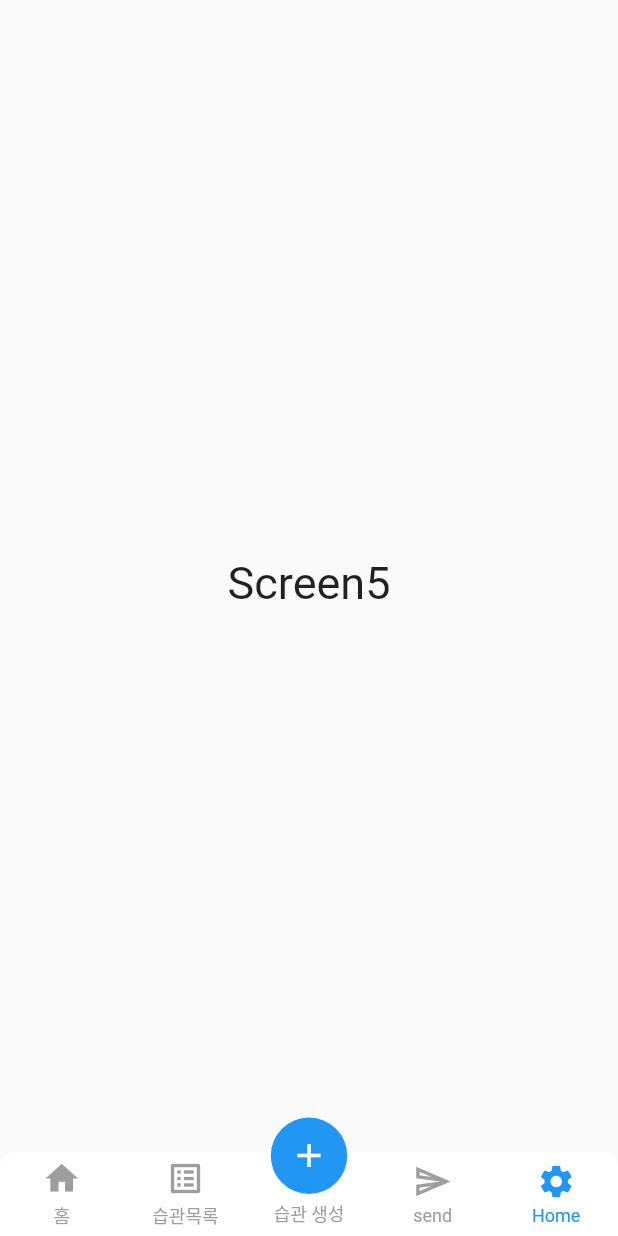
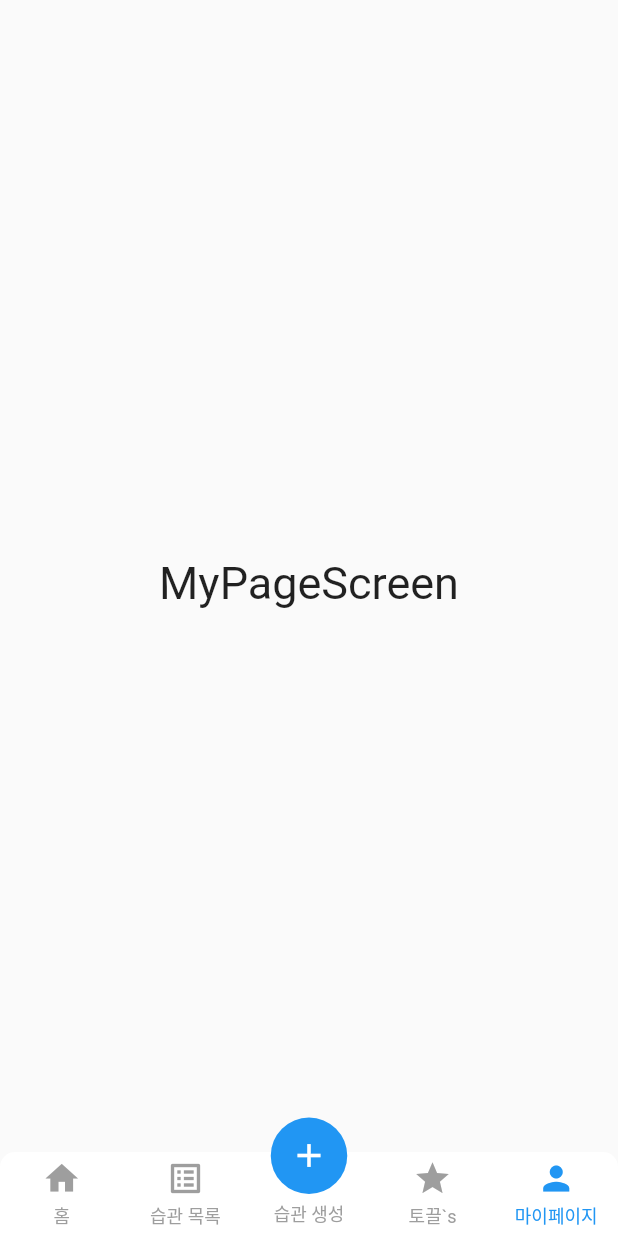
Before and after one commit to Cheetozzeong/TTT, a Flutter app: the BottomNavBar widget shown alone on an empty page, opened directly, item 5 of the bottom bar chosen, on a phone screen of 412 x 824 dp. Run offline on Flutter 3.47's test engine with Material 2 defaults, Android fonts, the light colour scheme and no system bars; drawn by our look-alikes of persistent_bottom_nav_bar; our stand-ins replace firebase_core, get; accounts and stored records are empty.

Commit message:
🔨: 분리 페이지 구조[S08P31A804-150]

```diff
--- a/tickle_tackle_tockle/lib/main.dart
+++ b/tickle_tackle_tockle/lib/main.dart
@@ -1,6 +1,11 @@
 import 'package:flutter/material.dart';
 import 'package:firebase_core/firebase_core.dart';
 import 'package:get/get.dart';
+import 'package:tickle_tackle_tockle/screen/habits/HabitsScreen.dart';
+import 'package:tickle_tackle_tockle/screen/home/HomeScreen.dart';
+import 'package:tickle_tackle_tockle/screen/login/login_screen.dart';
+import 'package:tickle_tackle_tockle/screen/mypage/MyPageScreen.dart';
+import 'package:tickle_tackle_tockle/screen/reward/RewardScreen.dart';
 import 'firebase_options.dart';
 import 'package:persistent_bottom_nav_bar/persistent_tab_view.dart';
 
@@ -21,7 +26,7 @@ class MyApp extends StatelessWidget {
   Widget build(BuildContext context) {
     return const MaterialApp(
       debugShowCheckedModeBanner: false,
-      home: BottomNavBar(),
+      home: LoginScreen(),
     );
   }
 }
@@ -33,11 +38,11 @@ class BottomNavBar extends StatelessWidget {
   Widget build(BuildContext context) {
     List<Widget> _buildScreens() {
       return [
-        Screen1(),
-        Screen2(),
+        HomeScreen(),
+        HabitsScreen(),
         Screen3(),
-        Screen4(),
-        Screen5(),
+        RewardScreen(),
+        MyPageScreen(),
       ];
     }
 
@@ -52,7 +57,7 @@ class BottomNavBar extends StatelessWidget {
         PersistentBottomNavBarItem(
           icon: const Icon(Icons.list_alt),
           inactiveIcon: const Icon(Icons.list_alt),
-          title: ("습관목록"),
+          title: ("습관 목록"),
           activeColorPrimary: Colors.blue,
           inactiveColorPrimary: Colors.grey,
         ),
@@ -65,15 +70,15 @@ class BottomNavBar extends StatelessWidget {
         ),
         PersistentBottomNavBarItem(
           icon: const Icon(Icons.star),
-          inactiveIcon: const Icon(Icons.send_outlined),
-          title: ("send"),
+          inactiveIcon: const Icon(Icons.star),
+          title: ("토끌`s"),
           activeColorPrimary: Colors.blue,
           inactiveColorPrimary: Colors.grey,
         ),
         PersistentBottomNavBarItem(
-          icon: const Icon(Icons.settings),
-          inactiveIcon: const Icon(Icons.settings_outlined),
-          title: ("Home"),
+          icon: const Icon(Icons.person),
+          inactiveIcon: const Icon(Icons.person_outline),
+          title: ("마이페이지"),
           activeColorPrimary: Colors.blue,
           inactiveColorPrimary: Colors.grey,
         ),
@@ -115,28 +120,6 @@ class BottomNavBar extends StatelessWidget {
   }
 }
 
-class Screen1 extends StatelessWidget {
-  const Screen1({Key? key}) : super(key: key);
-
-  @override
-  Widget build(BuildContext context) {
-    return const Scaffold(
-      body: Center(child: Text('Screen1', style: TextStyle(fontSize: 30),)),
-    );
-  }
-}
-
-class Screen2 extends StatelessWidget {
-  const Screen2({Key? key}) : super(key: key);
-
-  @override
-  Widget build(BuildContext context) {
-    return const Scaffold(
-      body: Center(child: Text('Screen2', style: TextStyle(fontSize: 30),)),
-    );
-  }
-}
-
 class Screen3 extends StatelessWidget {
   const Screen3({Key? key}) : super(key: key);
 
@@ -147,25 +130,3 @@ class Screen3 extends StatelessWidget {
     );
   }
 }
-
-class Screen4 extends StatelessWidget {
-  const Screen4({Key? key}) : super(key: key);
-
-  @override
-  Widget build(BuildContext context) {
-    return const Scaffold(
-      body: Center(child: Text('Screen4', style: TextStyle(fontSize: 30),)),
-    );
-  }
-}
-
-class Screen5 extends StatelessWidget {
-  const Screen5({Key? key}) : super(key: key);
-
-  @override
-  Widget build(BuildContext context) {
-    return const Scaffold(
-      body: Center(child: Text('Screen5', style: TextStyle(fontSize: 30),)),
-    );
-  }
-}
--- /dev/null
+++ b/tickle_tackle_tockle/lib/screen/home/HomeScreen.dart
@@ -0,0 +1,14 @@
+import 'package:flutter/cupertino.dart';
+import 'package:flutter/material.dart';
+import 'package:get/get.dart';
+
+class HomeScreen extends StatelessWidget {
+  const HomeScreen({Key? key}) : super(key: key);
+
+  @override
+  Widget build(BuildContext context) {
+    return const Scaffold(
+      body: Center(child: Text('HomeScreen', style: TextStyle(fontSize: 30),)),
+    );
+  }
+}
--- /dev/null
+++ b/tickle_tackle_tockle/lib/screen/mypage/MyPageScreen.dart
@@ -0,0 +1,14 @@
+import 'package:flutter/cupertino.dart';
+import 'package:flutter/material.dart';
+import 'package:get/get.dart';
+
+class MyPageScreen extends StatelessWidget {
+  const MyPageScreen({Key? key}) : super(key: key);
+
+  @override
+  Widget build(BuildContext context) {
+    return const Scaffold(
+      body: Center(child: Text('MyPageScreen', style: TextStyle(fontSize: 30),)),
+    );
+  }
+}
```
Also changed, not shown: tickle_tackle_tockle/lib/screen/habits/HabitsScreen.dart (added, +14 -0 lines), tickle_tackle_tockle/lib/screen/login/login_screen.dart (added, +28 -0 lines), tickle_tackle_tockle/lib/screen/reward/RewardScreen.dart (added, +14 -0 lines).
